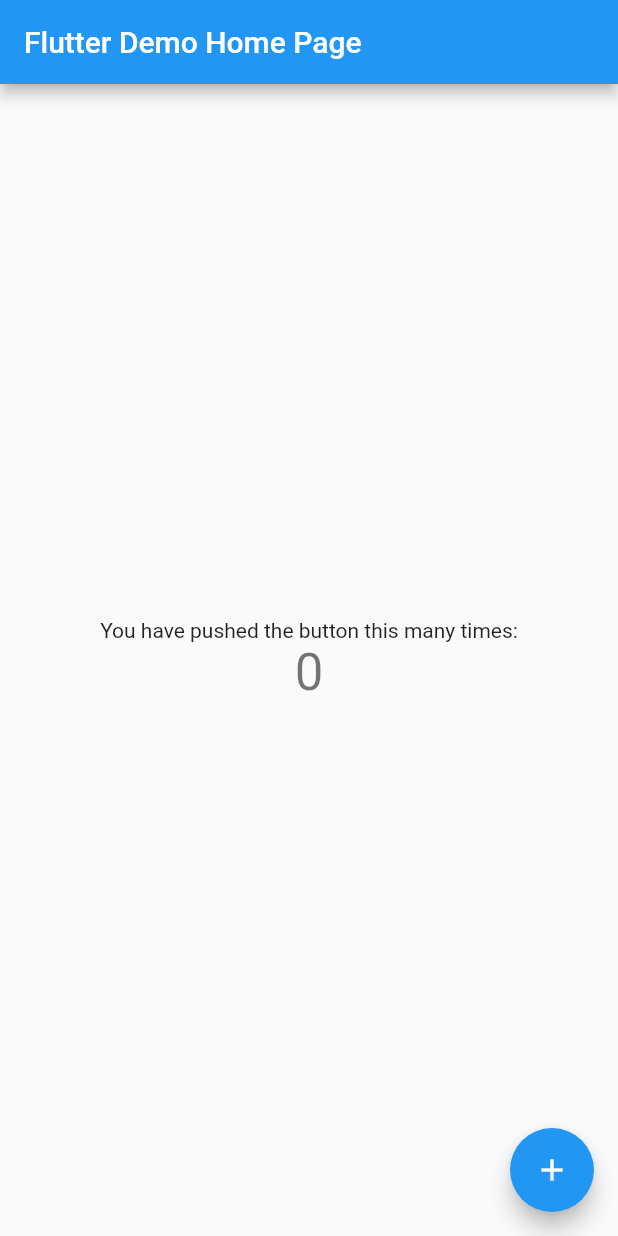
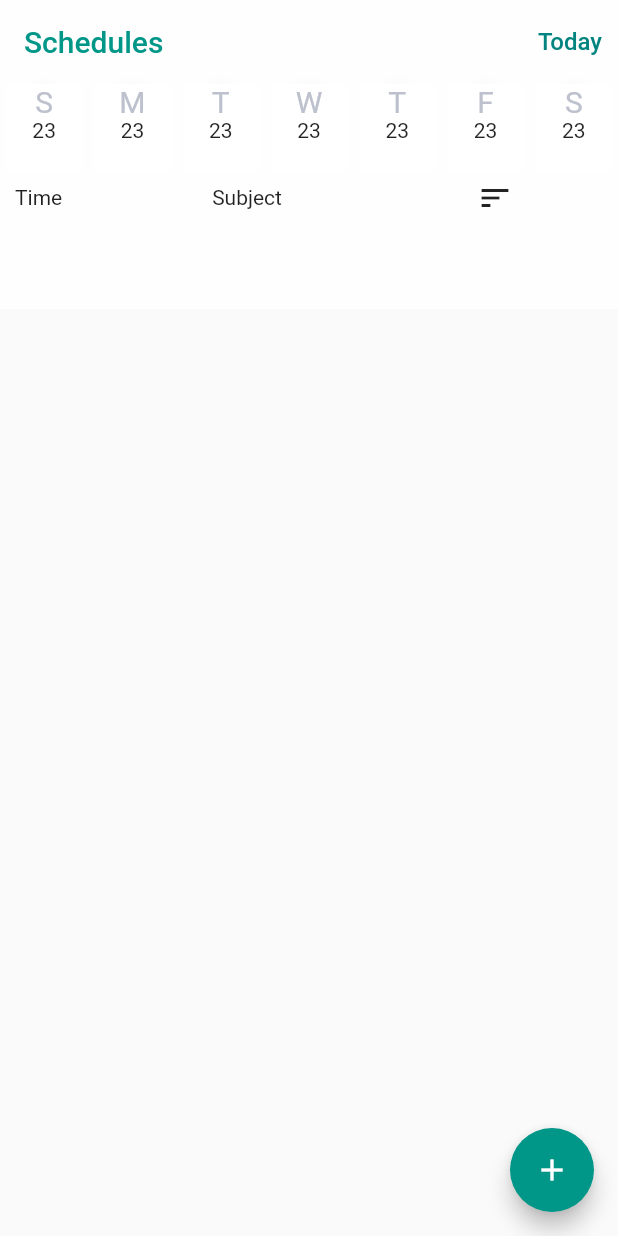
Before and after one commit to Nuradic/Schedule, a Flutter app: the screen it shows after launch, on a phone screen of 412 x 824 dp. Run offline on Flutter 3.47's test engine with Material 2 defaults, Android fonts, the phone set to English and light mode, and no system bars; our stand-ins replace get, sqflite; accounts and stored records are empty.

Commit message:
Database class upgraded

```diff
--- a/lib/database/databasehelper.dart
+++ b/lib/database/databasehelper.dart
@@ -10,6 +10,7 @@ class DatabaseHelper {
   final chapTableName = "chapter";
   final dateTableName = "dateTime";
   final weekTable = "week";
+  final dateName = "date";
 
   static final DatabaseHelper instance = DatabaseHelper.init();
   DatabaseHelper.init();
@@ -28,8 +29,50 @@ class DatabaseHelper {
   }
 
   _onCreate(Database db, int version) {
-    db.execute(
-        'CREATE TABLE $scheduleTableName (id INTEGER PRIMARY KEY, subject TEXT, date INTEGER NOT NULL)');
+///////////////////////////Schedule table/////////////////////////////////
+    db.execute('''CREATE TABLE $scheduleTableName (
+        sid INTEGER PRIMARY KEY AUTOINCREMENT,
+        cid INTEGER NOT NULL,
+        did INTEGER NOT NULL,
+        subject TEXT,
+        )
+        ''');
+//////////////////////////date time table////////////////////////////////
+    db.execute('''CREATE TABLE $dateTableName(
+        did INTEGER PRIMARY KEY AUTOINCREMENT,
+        hour INTEGER NOT NULL,
+        minute INTEGER NOT NULL,
+        date INTEGER NOT NULL,
+        weekId INTEGER NOT NULL,
+        )
+        ''');
+
+///////////////////////////Start and end date//////////////////////////////
+    db.execute('''
+CREATE TABLE $dateName(stid INTEGER PRIMARY KEY AUTOINCREMENT,
+sday INTEGER NOT NULL,
+smonth INTEGER NOT NULL,
+syear INTEGER NOT NULL,
+eday INTEGER NOT NULL,
+emonth INTEGER NOT NULL,
+eyear INTEGER NOT NULL,)
+''');
+///////////////////////////chapter table///////////////////////////////////
+    db.execute('''
+CREATE TABLE $chapTableName(cid INTEGER PRIMARY KEY AUTOINCREMENT,name TEXT )
+''');
+//////////////////////////week table///////////////////////////////////////
+    db.execute('''
+CRAETE TABLE $weekTable(
+weekId INTEGER PRIMARY KEY AUTOINCREMENT,
+sunday BOLEAN NOT NULL,
+monday BOLEAN NOT NULL,
+tuesday BOLEAN NOT NULL,
+wednesday BOLEAN NOT NULL,
+thursday BOLEAN NOT NULL,
+friday BOLEAN NOT NULL,
+saturday BOLEAN NOT NULL
+)''');
   }
 
   //Performing  Crud opeartion of on Database
@@ -38,24 +81,68 @@ class DatabaseHelper {
     return await db.query(tableName, orderBy: "id ASC");
   }
 
+////////////////////////////////////////////////////////////////////////////////
   Future<List<Schedule>> getScheduleList() async {
-    List<Map<String, dynamic>> myMaps =
+    List<Map<String, Map<String, dynamic>>> myMapMap = [];
+    List<Map<String, dynamic>> sciListMap =
         await getMaplist(tableName: scheduleTableName);
+    List<Map<String, dynamic>> chapListMap =
+        await getMaplist(tableName: chapTableName);
+    List<Map<String, dynamic>> dateTimeListMap =
+        await getMaplist(tableName: dateTableName);
+    List<Map<String, dynamic>> dateListMap =
+        await getMaplist(tableName: dateName);
+    List<Map<String, dynamic>> weekListMap =
+        await getMaplist(tableName: weekTable);
+
+    getMaplist(tableName: scheduleTableName).then((value) {
+      for (int i = 0; i < value.length; i++) {
+        Map<String, Map<String, dynamic>> tempMapMap = {
+          "scTab": sciListMap[i],
+          "chapter": chapListMap[i],
+          "dateTimeTab": dateTimeListMap[i],
+          "dateTab": dateListMap[i],
+          "weekTab": weekListMap[i]
+        };
+        myMapMap.add(tempMapMap);
+      }
+    });
     List<Schedule> mySchedule = [];
-    for (int i = 0; i < myMaps.length; i++) {
-      mySchedule.add(Schedule.fromMap(myMaps[i]));
+    for (int i = 0; i < myMapMap.length; i++) {
+      mySchedule.add(Schedule.fromMap(myMapMap[i]));
     }
     return mySchedule;
   }
 
   Future<int> insertSchedule(Schedule schedule) async {
     Database db = await database;
-    return db.insert("schedule", Schedule.toMap(schedule));
+    int weekId = await db.insert(weekTable, schedule.whichDay);
+    int stid = await db.insert(dateName, {
+      "sday": schedule.startDate!.day,
+      "smonth": schedule.startDate!.month,
+      "syear": schedule.startDate!.year,
+      "eday": schedule.startDate!.day,
+      "emonth": schedule.startDate!.month,
+      "eyear": schedule.startDate!.year,
+    });
+    int cid = await db.insert(chapTableName, {"chapter": schedule.chapter});
+
+    int did = await db.insert(dateTableName, {
+      "hour": schedule.startDate!.hour,
+      "minute": schedule.startDate!.minute,
+      "date": stid,
+      "weekId": weekId
+    });
+    int sid = await db.insert(scheduleTableName,
+        {"cid": cid, "did": did, "subject": schedule.subject});
+
+    return sid;
+    // db.insert("schedule", Schedule.toMap(schedule));
   }
 
   Future<int> updateSchedule(Schedule schedule) async {
     Database db = await database;
-    return await db.update(scheduleTableName, Schedule.toMap(schedule),
+    return await db.update(scheduleTableName, Schedule.toMapMap(schedule),
         where: "id= ?", whereArgs: [schedule.id]);
   }
 
--- a/lib/database/model_schedule.dart
+++ b/lib/database/model_schedule.dart
@@ -1,27 +1,74 @@
+// import 'package:flutter/material.dart';
+
 class Schedule {
   DateTime? startDate, endDate;
   int? id;
-  String? subject, chapter, description;
+  int? sid, cid, did, weekId, stid;
+  String? subject, chapter;
+  Map<String, dynamic> whichDay = {
+    // if(schedule.weekId!=null)"weekId":schedule.weekId,
+    "weekId": null,
+    "sunday": false,
+    "monday": false,
+    "tuesday": false,
+    "wednesday": false,
+    "thursday": false,
+    "friday": false,
+    "saturday": false
+  };
   Schedule(
       {required this.subject,
-      required this.description,
+      required this.chapter,
       required this.startDate,
       required this.endDate,
-      id});
+      this.sid});
 
-  static Map<String, dynamic> toMap(Schedule schedule) {
+  static Map<String, Map<String, dynamic>> toMapMap(Schedule schedule) {
     return {
-      if (schedule.id != null) "id": schedule.id,
-      "subject": schedule.subject,
-      "description": schedule.subject,
+      "scTab": {
+        if (schedule.sid != null) "sid": schedule.sid,
+        "subject": schedule.subject,
+        "did": schedule.did,
+        "cid": schedule.cid,
+      },
+      "chapter": {
+        if (schedule.cid != null) "cid": schedule.cid, //"cid": schedule.cid,
+        "chapter": schedule.chapter,
+      },
+      "dateTimeTab": {
+        if (schedule.did != null) "did": schedule.sid, // "did": schedule.did,
+        "hour": schedule.startDate!.hour,
+        "minute": schedule.startDate!.minute,
+        "weekId": schedule.weekId,
+      },
+      "dateTab": {
+        if (schedule.stid != null) "stid": schedule.stid, //"weekId":
+        "sday": schedule.startDate!.day,
+        "smonth": schedule.startDate!.month,
+        "syear": schedule.startDate!.year,
+        "eday": schedule.startDate!.day,
+        "emonth": schedule.startDate!.month,
+        "eyear": schedule.startDate!.year,
+      },
+      "weekTab": schedule.whichDay
     };
   }
 
-  static Schedule fromMap(Map<String, dynamic> map) {
+  static Schedule fromMap(Map<String, Map<String, dynamic>> map) {
     return Schedule(
-        subject: map["subject"],
-        description: map["description"],
-        startDate: map["date"],
-        endDate: map["date"]);
+        subject: map['scTab']!["subject"],
+        chapter: map["chapter"]!["chapter"],
+        startDate: DateTime(
+            map["dateTab"]!["syear"],
+            map['dateTab']!["smonth"],
+            map["dateTab"]!["sday"],
+            map["dateTimeTab"]!["hour"],
+            map["dateTimeTab"]!["minute"]),
+        endDate: DateTime(
+          map["dateTab"]!["eyear"],
+          map['dateTab']!["emonth"],
+          map["dateTab"]!["eday"],
+        ),
+        sid: map["sciTab"]!["sid"]);
   }
 }
--- a/lib/main.dart
+++ b/lib/main.dart
@@ -1,115 +1,26 @@
 import 'package:flutter/material.dart';
+import 'package:get/get.dart';
+import 'package:schedule/packages/home.dart';
 
 void main() {
-  runApp(const MyApp());
+  runApp(const ScheduleApp());
 }
 
-class MyApp extends StatelessWidget {
-  const MyApp({Key? key}) : super(key: key);
+class ScheduleApp extends StatelessWidget {
+  const ScheduleApp({Key? key}) : super(key: key);
 
-  // This widget is the root of your application.
   @override
   Widget build(BuildContext context) {
-    return MaterialApp(
-      title: 'Flutter Demo',
+    return GetMaterialApp(
+      debugShowCheckedModeBanner: false,
+      title: 'Schedule',
       theme: ThemeData(
-        // This is the theme of your application.
-        //
-        // Try running your application with "flutter run". You'll see the
-        // application has a blue toolbar. Then, without quitting the app, try
-        // changing the primarySwatch below to Colors.green and then invoke
-        // "hot reload" (press "r" in the console where you ran "flutter run",
-        // or simply save your changes to "hot reload" in a Flutter IDE).
-        // Notice that the counter didn't reset back to zero; the application
-        // is not restarted.
-        primarySwatch: Colors.blue,
+        brightness: Brightness.light,
+        primarySwatch: Colors.teal,
       ),
-      home: const MyHomePage(title: 'Flutter Demo Home Page'),
+      home: const MyHomePage(title: 'Schedules'),
     );
   }
 }
 
-class MyHomePage extends StatefulWidget {
-  const MyHomePage({Key? key, required this.title}) : super(key: key);
-
-  // This widget is the home page of your application. It is stateful, meaning
-  // that it has a State object (defined below) that contains fields that affect
-  // how it looks.
-
-  // This class is the configuration for the state. It holds the values (in this
-  // case the title) provided by the parent (in this case the App widget) and
-  // used by the build method of the State. Fields in a Widget subclass are
-  // always marked "final".
-
-  final String title;
-
-  @override
-  State<MyHomePage> createState() => _MyHomePageState();
-}
-
-class _MyHomePageState extends State<MyHomePage> {
-  int _counter = 0;
-
-  void _incrementCounter() {
-    setState(() {
-      // This call to setState tells the Flutter framework that something has
-      // changed in this State, which causes it to rerun the build method below
-      // so that the display can reflect the updated values. If we changed
-      // _counter without calling setState(), then the build method would not be
-      // called again, and so nothing would appear to happen.
-      _counter++;
-    });
-  }
-
-  @override
-  Widget build(BuildContext context) {
-    // This method is rerun every time setState is called, for instance as done
-    // by the _incrementCounter method above.
-    //
-    // The Flutter framework has been optimized to make rerunning build methods
-    // fast, so that you can just rebuild anything that needs updating rather
-    // than having to individually change instances of widgets.
-    return Scaffold(
-      appBar: AppBar(
-        // Here we take the value from the MyHomePage object that was created by
-        // the App.build method, and use it to set our appbar title.
-        title: Text(widget.title),
-      ),
-      body: Center(
-        // Center is a layout widget. It takes a single child and positions it
-        // in the middle of the parent.
-        child: Column(
-          // Column is also a layout widget. It takes a list of children and
-          // arranges them vertically. By default, it sizes itself to fit its
-          // children horizontally, and tries to be as tall as its parent.
-          //
-          // Invoke "debug painting" (press "p" in the console, choose the
-          // "Toggle Debug Paint" action from the Flutter Inspector in Android
-          // Studio, or the "Toggle Debug Paint" command in Visual Studio Code)
-          // to see the wireframe for each widget.
-          //
-          // Column has various properties to control how it sizes itself and
-          // how it positions its children. Here we use mainAxisAlignment to
-          // center the children vertically; the main axis here is the vertical
-          // axis because Columns are vertical (the cross axis would be
-          // horizontal).
-          mainAxisAlignment: MainAxisAlignment.center,
-          children: <Widget>[
-            const Text(
-              'You have pushed the button this many times:',
-            ),
-            Text(
-              '$_counter',
-              style: Theme.of(context).textTheme.headline4,
-            ),
-          ],
-        ),
-      ),
-      floatingActionButton: FloatingActionButton(
-        onPressed: _incrementCounter,
-        tooltip: 'Increment',
-        child: const Icon(Icons.add),
-      ), // This trailing comma makes auto-formatting nicer for build methods.
-    );
-  }
-}
+class DarkOrLight {}
```
Also changed, not shown: lib/packages/add_screen.dart (+6 -19 lines), pubspec.yaml (+6 -2 lines), pubspec.lock, 2 other files.
